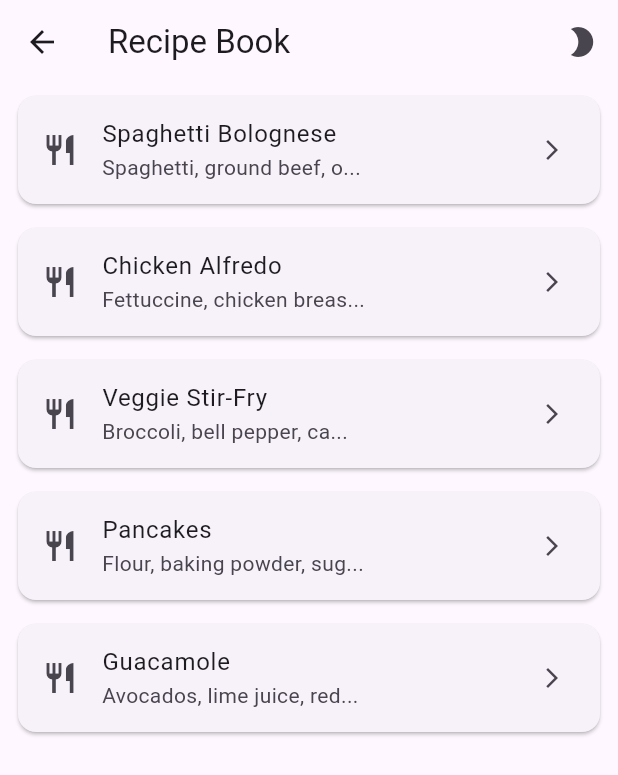
After one commit to Nathan2055/csc4360-groupproject1-fitnessapp, a Flutter app: the screen it shows after launch, after a tap on "Recipe Book", on a phone screen of 412 x 824 dp. The commit adds this screen. Shown: the top 775 px of the screen. Run offline on Flutter 3.47's test engine with Material 3 defaults, Android fonts, the phone set to English and light mode, and no system bars.

Commit message:
Refactor recipe book code

```diff
--- a/lib/main.dart
+++ b/lib/main.dart
@@ -1,5 +1,4 @@
 import 'package:flutter/material.dart';
-import 'package:fitnessapp/models/recipe.dart';
 import 'package:fitnessapp/screens/fitness_home_screen.dart';
 import 'package:provider/provider.dart';
 import 'package:fitnessapp/models/theme_model.dart';
@@ -23,58 +22,8 @@ class MyApp extends StatefulWidget {
   State<MyApp> createState() => _MyAppState();
 }
 
-// Recipe model definition is now in lib/models/recipe.dart
-
 class _MyAppState extends State<MyApp> {
   // Navigation is handled by FitnessHomeScreen routing to feature screens
-
-  // Recipe list definition
-  final List<Recipe> recipeList = [
-    Recipe(
-      1,
-      'Spaghetti Bolognese',
-      'Spaghetti, ground beef, onion, garlic, tomato sauce, olive oil, salt, pepper, basil',
-      '1) Boil spaghetti until al dente.\n'
-          '2) Sauté onion and garlic in oil, add beef and brown.\n'
-          '3) Stir in tomato sauce, season, and simmer 15 min.\n'
-          '4) Toss with spaghetti and serve.',
-    ),
-    Recipe(
-      2,
-      'Chicken Alfredo',
-      'Fettuccine, chicken breast, butter, heavy cream, garlic, parmesan, salt, pepper',
-      '1) Cook fettuccine.\n'
-          '2) Sear sliced chicken until cooked; set aside.\n'
-          '3) Melt butter, add garlic, cream, and parmesan to make sauce.\n'
-          '4) Combine pasta, chicken, and sauce.',
-    ),
-    Recipe(
-      3,
-      'Veggie Stir-Fry',
-      'Broccoli, bell pepper, carrot, snap peas, soy sauce, garlic, ginger, sesame oil, rice',
-      '1) Cook rice.\n'
-          '2) Stir-fry veggies in sesame oil over high heat.\n'
-          '3) Add garlic, ginger, and soy sauce; toss 2–3 min.\n'
-          '4) Serve over rice.',
-    ),
-    Recipe(
-      4,
-      'Pancakes',
-      'Flour, baking powder, sugar, salt, milk, egg, butter, vanilla',
-      '1) Mix dry ingredients.\n'
-          '2) Whisk wet ingredients separately.\n'
-          '3) Combine and rest 5 min.\n'
-          '4) Cook on greased skillet until golden.',
-    ),
-    Recipe(
-      5,
-      'Guacamole',
-      'Avocados, lime juice, red onion, cilantro, jalapeño, salt',
-      '1) Mash avocados.\n'
-          '2) Stir in lime, onion, cilantro, and jalapeño.\n'
-          '3) Season with salt to taste.',
-    ),
-  ];
 
   // App builder
   @override
@@ -88,7 +37,7 @@ class _MyAppState extends State<MyApp> {
       debugShowCheckedModeBanner: false,
       home: Scaffold(
         appBar: TitleBar(title: const Text('Fitness Tracker'), isHome: true),
-        body: FitnessHomeScreen(recipes: recipeList),
+        body: FitnessHomeScreen(),
       ),
     );
   }
--- a/lib/models/recipe.dart
+++ b/lib/models/recipe_model.dart
@@ -1,9 +1,9 @@
 // Recipe model definition
-class Recipe {
+class RecipeModel {
   final int id;
   final String name;
   final String ingredients;
   final String instructions;
 
-  const Recipe(this.id, this.name, this.ingredients, this.instructions);
+  const RecipeModel(this.id, this.name, this.ingredients, this.instructions);
 }
--- a/lib/screens/details_screen.dart
+++ b/lib/screens/recipe_details_screen.dart
@@ -1,11 +1,11 @@
 import 'package:flutter/material.dart';
-import 'package:fitnessapp/models/recipe.dart';
+import 'package:fitnessapp/models/recipe_model.dart';
 import 'package:fitnessapp/widgets/title_bar.dart';
 
-class DetailsScreen extends StatelessWidget {
-  final Recipe recipe;
+class RecipeDetailsScreen extends StatelessWidget {
+  final RecipeModel recipe;
 
-  const DetailsScreen({super.key, required this.recipe});
+  const RecipeDetailsScreen({super.key, required this.recipe});
 
   @override
   Widget build(BuildContext context) {
--- /dev/null
+++ b/lib/screens/recipe_list_screen.dart
@@ -0,0 +1,89 @@
+import 'package:flutter/material.dart';
+import 'package:fitnessapp/models/recipe_model.dart';
+import 'package:fitnessapp/screens/recipe_details_screen.dart';
+import 'package:fitnessapp/widgets/title_bar.dart';
+
+class RecipeListScreen extends StatelessWidget {
+  static const List<RecipeModel> recipes = [
+    RecipeModel(
+      1,
+      'Spaghetti Bolognese',
+      'Spaghetti, ground beef, onion, garlic, tomato sauce, olive oil, salt, pepper, basil',
+      '1) Boil spaghetti until al dente.\n'
+          '2) Sauté onion and garlic in oil, add beef and brown.\n'
+          '3) Stir in tomato sauce, season, and simmer 15 min.\n'
+          '4) Toss with spaghetti and serve.',
+    ),
+    RecipeModel(
+      2,
+      'Chicken Alfredo',
+      'Fettuccine, chicken breast, butter, heavy cream, garlic, parmesan, salt, pepper',
+      '1) Cook fettuccine.\n'
+          '2) Sear sliced chicken until cooked; set aside.\n'
+          '3) Melt butter, add garlic, cream, and parmesan to make sauce.\n'
+          '4) Combine pasta, chicken, and sauce.',
+    ),
+    RecipeModel(
+      3,
+      'Veggie Stir-Fry',
+      'Broccoli, bell pepper, carrot, snap peas, soy sauce, garlic, ginger, sesame oil, rice',
+      '1) Cook rice.\n'
+          '2) Stir-fry veggies in sesame oil over high heat.\n'
+          '3) Add garlic, ginger, and soy sauce; toss 2-3 min.\n'
+          '4) Serve over rice.',
+    ),
+    RecipeModel(
+      4,
+      'Pancakes',
+      'Flour, baking powder, sugar, salt, milk, egg, butter, vanilla',
+      '1) Mix dry ingredients.\n'
+          '2) Whisk wet ingredients separately.\n'
+          '3) Combine and rest 5 min.\n'
+          '4) Cook on greased skillet until golden.',
+    ),
+    RecipeModel(
+      5,
+      'Guacamole',
+      'Avocados, lime juice, red onion, cilantro, jalapeño, salt',
+      '1) Mash avocados.\n'
+          '2) Stir in lime, onion, cilantro, and jalapeño.\n'
+          '3) Season with salt to taste.',
+    ),
+  ];
+
+  const RecipeListScreen({super.key});
+
+  String _truncate(int cutoff, String value) {
+    if (value.length <= cutoff) return value;
+    return '${value.substring(0, cutoff)}...';
+  }
+
+  @override
+  Widget build(BuildContext context) {
+    return Scaffold(
+      appBar: TitleBar(title: const Text('Recipe Book')),
+      body: ListView.builder(
+        itemCount: recipes.length,
+        itemBuilder: (context, index) {
+          final recipe = recipes[index];
+          return Card(
+            margin: const EdgeInsets.symmetric(horizontal: 12, vertical: 8),
+            child: ListTile(
+              leading: const Icon(Icons.restaurant),
+              title: Text(_truncate(20, recipe.name)),
+              subtitle: Text(_truncate(25, recipe.ingredients)),
+              trailing: const Icon(Icons.arrow_forward_ios, size: 16),
+              onTap: () {
+                Navigator.of(context).push(
+                  MaterialPageRoute(
+                    builder: (_) => RecipeDetailsScreen(recipe: recipe),
+                  ),
+                );
+              },
+            ),
+          );
+        },
+      ),
+    );
+  }
+}
```
Also changed, not shown: lib/screens/fitness_home_screen.dart (+3 -7 lines), lib/screens/home_screen.dart (deleted, +0 -38 lines), lib/screens/recipe_book_screen.dart (deleted, +0 -44 lines).
